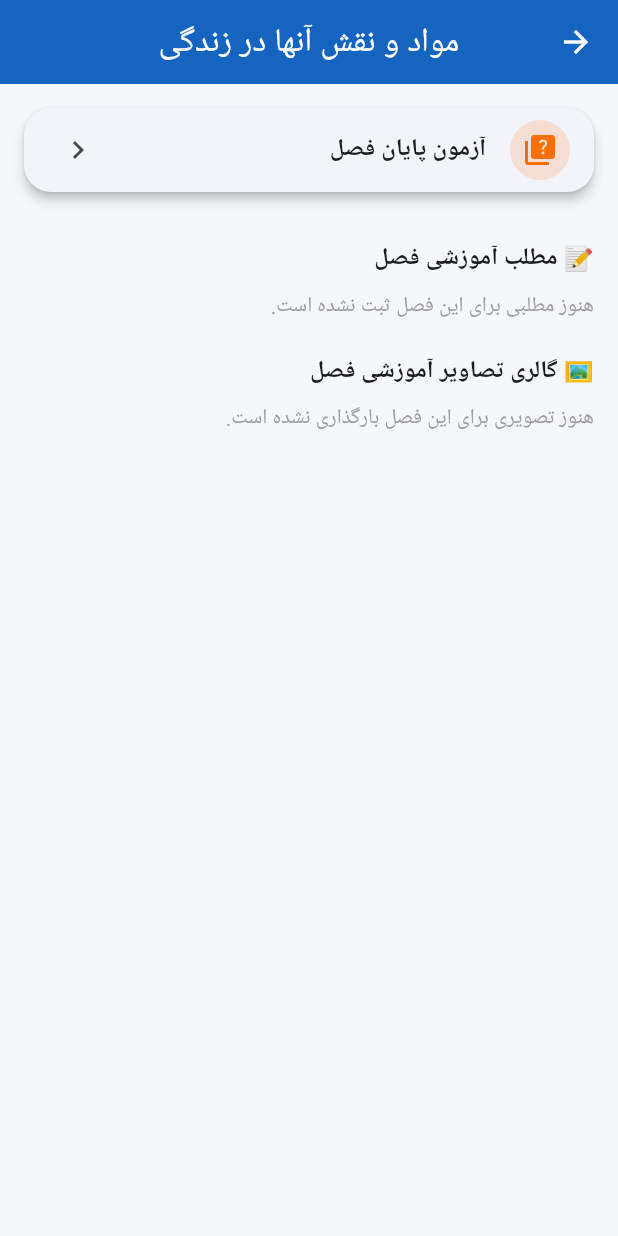
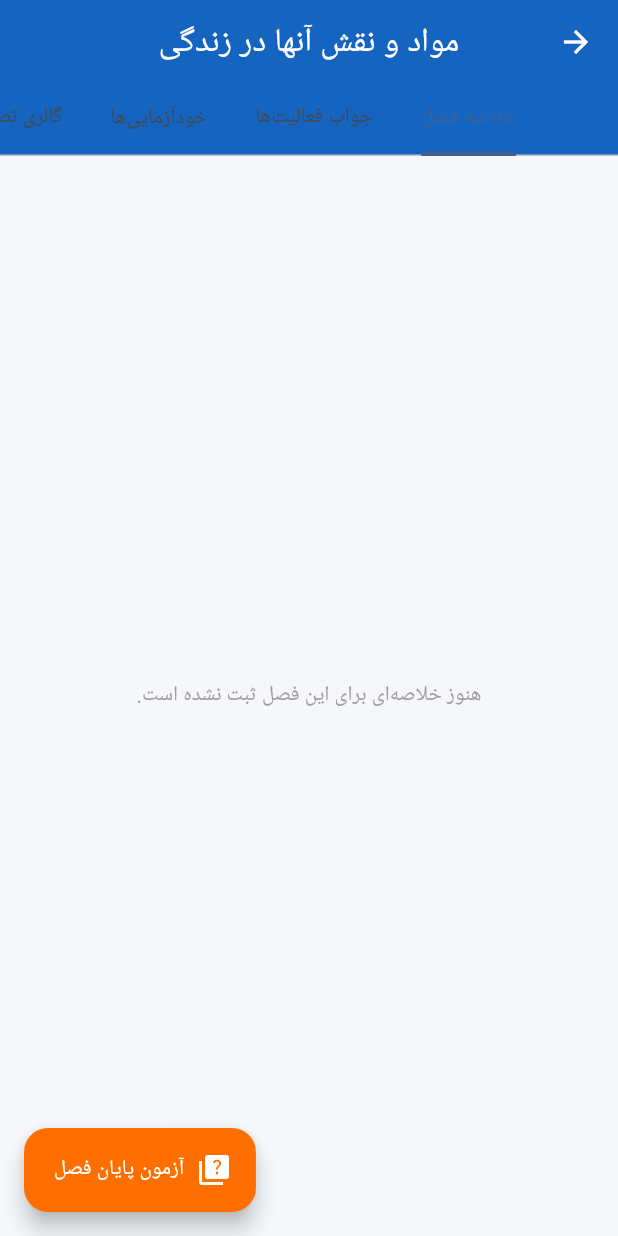
Before and after one commit to loghmanveysi-wq/oloom-noh, a Flutter app: the screen it shows once a user with an empty profile is signed in, after a tap on an icon or button, on a phone screen of 412 x 824 dp. Run offline on Flutter 3.47's test engine with Material 3 defaults, Android fonts, the phone set to English and light mode, and no system bars; our stand-ins replace cached_network_image, cloud_firestore, firebase_auth, firebase_core, fl_chart, hive and 3 more; missing offline and left inert: syncfusion_flutter_core, syncfusion_flutter_pdfviewer; accounts and stored records are empty; network calls fail; Roboto replaces fonts that are missing (Vazirmatn).

Commit message:
Update chapter_detail_screen.dart

```diff
--- a/lib/screens/chapter_detail_screen.dart
+++ b/lib/screens/chapter_detail_screen.dart
@@ -1,4 +1,4 @@
-// صفحه جزئیات هر فصل: مطلب آموزشی، گالری تصاویر، آزمون پایان فصل
+// صفحه جزئیات هر فصل: خلاصه فصل، جواب فعالیت‌ها، خودآزمایی‌ها، گالری تصاویر + آزمون
 import 'package:flutter/material.dart';
 import 'package:cached_network_image/cached_network_image.dart';
 import 'package:cloud_firestore/cloud_firestore.dart';
@@ -19,68 +19,203 @@ class ChapterDetailScreen extends StatelessWidget {
 
   @override
   Widget build(BuildContext context) {
-    return Scaffold(
-      appBar: AppBar(title: Text(chapterTitle)),
-      body: SingleChildScrollView(
-        padding: const EdgeInsets.all(16),
-        child: Column(
-          crossAxisAlignment: CrossAxisAlignment.start,
-          children: [
-            _actionCard(
-              context,
-              icon: Icons.quiz,
-              color: AppTheme.accentOrange,
-              label: 'آزمون پایان فصل',
-              onTap: () => Navigator.push(
-                context,
-                MaterialPageRoute(builder: (_) => QuizScreen(chapterId: chapterId, chapterTitle: chapterTitle)),
+    return DefaultTabController(
+      length: 4,
+      child: Scaffold(
+        appBar: AppBar(
+          title: Text(chapterTitle),
+          bottom: const TabBar(
+            isScrollable: true,
+            tabs: [
+              Tab(text: 'خلاصه فصل'),
+              Tab(text: 'جواب فعالیت‌ها'),
+              Tab(text: 'خودآزمایی‌ها'),
+              Tab(text: 'گالری تصاویر'),
+            ],
           ),
         ),
-            const SizedBox(height: 20),
-            const Text('📝 مطلب آموزشی فصل', style: TextStyle(fontSize: 16, fontWeight: FontWeight.bold)),
-            const SizedBox(height: 10),
-            StreamBuilder<DocumentSnapshot>(
-              stream: FirebaseFirestore.instance.collection('chapterContent').doc(chapterId).snapshots(),
+        floatingActionButton: FloatingActionButton.extended(
+          backgroundColor: AppTheme.accentOrange,
+          foregroundColor: Colors.white,
+          icon: const Icon(Icons.quiz),
+          label: const Text('آزمون پایان فصل'),
+          onPressed: () => Navigator.push(
+            context,
+            MaterialPageRoute(
+              builder: (_) => QuizScreen(chapterId: chapterId, chapterTitle: chapterTitle),
+            ),
+          ),
+        ),
+        body: TabBarView(
+          children: [
+            _SummaryTab(chapterId: chapterId),
+            _AnswersTab(
+              chapterId: chapterId,
+              collection: 'activities',
+              emptyText: 'هنوز جواب فعالیتی برای این فصل ثبت نشده است.',
+            ),
+            _AnswersTab(
+              chapterId: chapterId,
+              collection: 'selfTests',
+              emptyText: 'هنوز خودآزمایی‌ای برای این فصل ثبت نشده است.',
+            ),
+            _GalleryTab(chapterId: chapterId),
+          ],
+        ),
+      ),
+    );
+  }
+}
+
+Widget _centerMessage(String text) => Center(
+      child: Padding(
+        padding: const EdgeInsets.all(24),
+        child: Text(text, textAlign: TextAlign.center, style: const TextStyle(color: Colors.grey)),
+      ),
+    );
+
+// ------------------------------ خلاصه فصل ------------------------------
+class _SummaryTab extends StatefulWidget {
+  final String chapterId;
+  const _SummaryTab({required this.chapterId});
+
+  @override
+  State<_SummaryTab> createState() => _SummaryTabState();
+}
+
+class _SummaryTabState extends State<_SummaryTab> with AutomaticKeepAliveClientMixin {
+  late final Stream<DocumentSnapshot<Map<String, dynamic>>> _stream = FirebaseFirestore.instance
+      .collection('chapterContent')
+      .doc(widget.chapterId)
+      .snapshots();
+
+  @override
+  bool get wantKeepAlive => true;
+
+  @override
+  Widget build(BuildContext context) {
+    super.build(context);
+    return StreamBuilder<DocumentSnapshot<Map<String, dynamic>>>(
+      stream: _stream,
       builder: (context, snapshot) {
-                final data = snapshot.data?.data() as Map<String, dynamic>?;
-                final content = data?['content'] as String?;
-                if (content == null || content.trim().isEmpty) {
-                  return const Text('هنوز مطلبی برای این فصل ثبت نشده است.',
-                      style: TextStyle(color: Colors.grey));
+        if (snapshot.hasError) return _centerMessage('خطا در بارگذاری: ${snapshot.error}');
+        if (snapshot.connectionState == ConnectionState.waiting) {
+          return const Center(child: CircularProgressIndicator());
         }
-                return Container(
+        final data = snapshot.data?.data();
+        final text = (data?['summary'] ?? data?['content'] ?? '').toString().trim();
+        if (text.isEmpty) return _centerMessage('هنوز خلاصه‌ای برای این فصل ثبت نشده است.');
+        return SingleChildScrollView(
+          padding: const EdgeInsets.fromLTRB(16, 16, 16, 96),
+          child: Container(
             width: double.infinity,
             padding: const EdgeInsets.all(14),
             decoration: BoxDecoration(
               color: AppTheme.primaryBlue.withOpacity(0.06),
               borderRadius: BorderRadius.circular(12),
             ),
-                  child: Text(content, style: const TextStyle(fontSize: 15, height: 1.8)),
+            child: SelectableText(text, style: const TextStyle(fontSize: 15, height: 1.9)),
+          ),
         );
       },
+    );
+  }
+}
+
+// ------------------- جواب فعالیت‌ها / خودآزمایی‌ها -------------------
+class _AnswersTab extends StatefulWidget {
+  final String chapterId;
+  final String collection; // activities | selfTests
+  final String emptyText;
+  const _AnswersTab({required this.chapterId, required this.collection, required this.emptyText});
+
+  @override
+  State<_AnswersTab> createState() => _AnswersTabState();
+}
+
+class _AnswersTabState extends State<_AnswersTab> with AutomaticKeepAliveClientMixin {
+  late final Stream<QuerySnapshot<Map<String, dynamic>>> _stream = FirebaseFirestore.instance
+      .collection('chapterContent')
+      .doc(widget.chapterId)
+      .collection(widget.collection)
+      .orderBy('order')
+      .snapshots();
+
+  @override
+  bool get wantKeepAlive => true;
+
+  @override
+  Widget build(BuildContext context) {
+    super.build(context);
+    return StreamBuilder<QuerySnapshot<Map<String, dynamic>>>(
+      stream: _stream,
+      builder: (context, snapshot) {
+        if (snapshot.hasError) return _centerMessage('خطا در بارگذاری: ${snapshot.error}');
+        if (!snapshot.hasData) return const Center(child: CircularProgressIndicator());
+        final docs = snapshot.data!.docs;
+        if (docs.isEmpty) return _centerMessage(widget.emptyText);
+        return ListView.builder(
+          padding: const EdgeInsets.fromLTRB(12, 12, 12, 96),
+          itemCount: docs.length,
+          itemBuilder: (context, i) {
+            final d = docs[i].data();
+            return Card(
+              margin: const EdgeInsets.only(bottom: 10),
+              child: ExpansionTile(
+                title: Text((d['title'] ?? '').toString(),
+                    style: const TextStyle(fontWeight: FontWeight.w600)),
+                childrenPadding: const EdgeInsets.fromLTRB(16, 0, 16, 16),
+                expandedCrossAxisAlignment: CrossAxisAlignment.start,
+                children: [
+                  Align(
+                    alignment: AlignmentDirectional.centerStart,
+                    child: SelectableText(
+                      (d['answer'] ?? '').toString(),
+                      style: const TextStyle(fontSize: 15, height: 1.9),
                     ),
-            const SizedBox(height: 20),
-            const Text('🖼️ گالری تصاویر آموزشی فصل', style: TextStyle(fontSize: 16, fontWeight: FontWeight.bold)),
-            const SizedBox(height: 10),
-            StreamBuilder<QuerySnapshot>(
-              stream: FirebaseFirestore.instance
+                  ),
+                ],
+              ),
+            );
+          },
+        );
+      },
+    );
+  }
+}
+
+// ------------------------------ گالری ------------------------------
+class _GalleryTab extends StatefulWidget {
+  final String chapterId;
+  const _GalleryTab({required this.chapterId});
+
+  @override
+  State<_GalleryTab> createState() => _GalleryTabState();
+}
+
+class _GalleryTabState extends State<_GalleryTab> with AutomaticKeepAliveClientMixin {
+  late final Stream<QuerySnapshot<Map<String, dynamic>>> _stream = FirebaseFirestore.instance
       .collection('images')
-                  .doc(chapterId)
+      .doc(widget.chapterId)
       .collection('items')
       .orderBy('order')
-                  .snapshots(),
+      .snapshots();
+
+  @override
+  bool get wantKeepAlive => true;
+
+  @override
+  Widget build(BuildContext context) {
+    super.build(context);
+    return StreamBuilder<QuerySnapshot<Map<String, dynamic>>>(
+      stream: _stream,
       builder: (context, snapshot) {
-                if (!snapshot.hasData) {
-                  return const Center(child: CircularProgressIndicator());
-                }
+        if (snapshot.hasError) return _centerMessage('خطا در بارگذاری: ${snapshot.error}');
+        if (!snapshot.hasData) return const Center(child: CircularProgressIndicator());
         final docs = snapshot.data!.docs;
-                if (docs.isEmpty) {
-                  return const Text('هنوز تصویری برای این فصل بارگذاری نشده است.',
-                      style: TextStyle(color: Colors.grey));
-                }
+        if (docs.isEmpty) return _centerMessage('هنوز تصویری برای این فصل بارگذاری نشده است.');
         return GridView.builder(
-                  shrinkWrap: true,
-                  physics: const NeverScrollableScrollPhysics(),
+          padding: const EdgeInsets.fromLTRB(16, 16, 16, 96),
           gridDelegate: const SliverGridDelegateWithFixedCrossAxisCount(
             crossAxisCount: 2,
             crossAxisSpacing: 10,
@@ -89,16 +224,17 @@ class ChapterDetailScreen extends StatelessWidget {
           ),
           itemCount: docs.length,
           itemBuilder: (context, i) {
-                    final img = docs[i].data() as Map<String, dynamic>;
+            final img = docs[i].data();
             return ClipRRect(
               borderRadius: BorderRadius.circular(14),
               child: Column(
                 children: [
                   Expanded(
                     child: CachedNetworkImage(
-                              imageUrl: img['url'] ?? '',
+                      imageUrl: (img['url'] ?? '').toString(),
                       fit: BoxFit.cover,
                       width: double.infinity,
+                      memCacheWidth: 600,
                       placeholder: (_, __) => const Center(child: CircularProgressIndicator()),
                       errorWidget: (_, __, ___) => const Icon(Icons.broken_image),
                     ),
@@ -108,7 +244,7 @@ class ChapterDetailScreen extends StatelessWidget {
                     padding: const EdgeInsets.all(6),
                     color: Colors.black54,
                     child: Text(
-                              img['caption'] ?? '',
+                      (img['caption'] ?? '').toString(),
                       style: const TextStyle(color: Colors.white, fontSize: 12),
                       textAlign: TextAlign.center,
                     ),
@@ -119,23 +255,6 @@ class ChapterDetailScreen extends StatelessWidget {
           },
         );
       },
-            ),
-          ],
-        ),
-      ),
-    );
-  }
-
-  Widget _actionCard(BuildContext context,
-      {required IconData icon, required Color color, required String label, required VoidCallback onTap}) {
-    return Card(
-      margin: const EdgeInsets.only(bottom: 12),
-      child: ListTile(
-        leading: CircleAvatar(backgroundColor: color.withOpacity(0.15), child: Icon(icon, color: color)),
-        title: Text(label, style: const TextStyle(fontWeight: FontWeight.w600)),
-        trailing: const Icon(Icons.chevron_left),
-        onTap: onTap,
-      ),
     );
   }
 }
```
Lines whose indentation alone changed are shown as unchanged.
